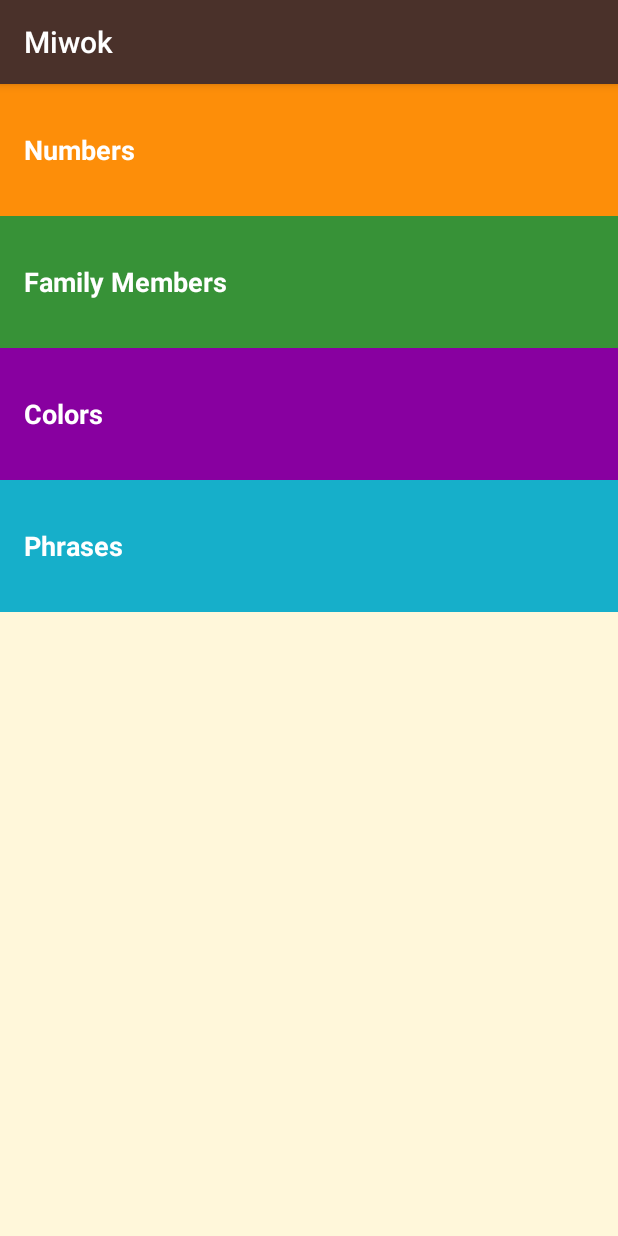
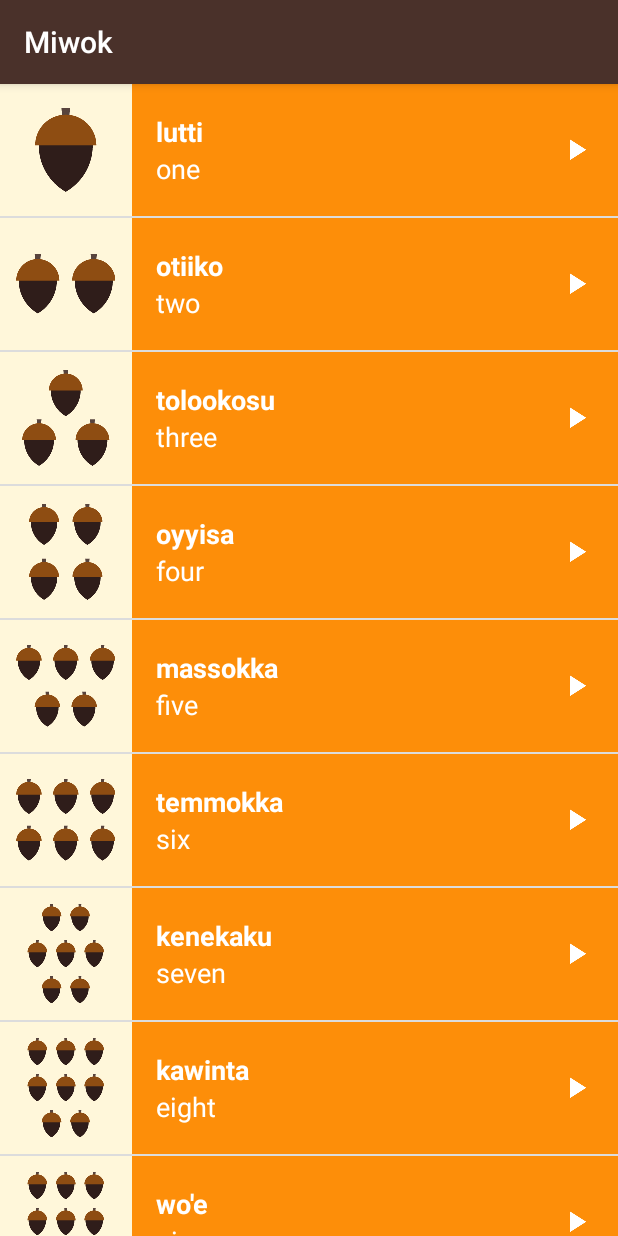
Before and after one commit to carlosughini/Udacity-Android-Basics-Multiscreen-Apps, an Android app: the screen it shows after launch (MainActivity), on a phone screen of 412 x 824 dp. Run offline under Robolectric (Android 15) with nearby library versions, the phone set to English and light mode, and no system bars.

Commit message:
Inserted ViewPager

```diff
--- a/app/src/main/java/com/example/android/miwok/ColorsFragment.java
+++ b/app/src/main/java/com/example/android/miwok/ColorsFragment.java
@@ -59,6 +59,10 @@ public class ColorsFragment extends Fragment {
         }
     };
 
+    public ColorsFragment() {
+        // Required empty public constructor
+    }
+
     @Nullable
     @Override
     public View onCreateView(LayoutInflater inflater, @Nullable ViewGroup container, @Nullable Bundle savedInstanceState) {
@@ -80,7 +84,7 @@ public class ColorsFragment extends Fragment {
 
         // Create and WordAdapter, whose data source is a list of Words. The
         // adaoter knows how to create list items for each item in the list.
-        WordAdapter adapter = new WordAdapter(getActivity(),words,R.color.category_numbers);
+        WordAdapter adapter = new WordAdapter(getActivity(),words,R.color.category_colors);
 
         // Find the ListView object in the view hierarchy of the Activity.
         // There should be a ListView with the view ID called listView, which is declared in the
--- a/app/src/main/java/com/example/android/miwok/FamilyFragment.java
+++ b/app/src/main/java/com/example/android/miwok/FamilyFragment.java
@@ -59,6 +59,10 @@ public class FamilyFragment extends Fragment {
         }
     };
 
+    public FamilyFragment() {
+        // Required empty public constructor
+    }
+
     @Nullable
     @Override
     public View onCreateView(LayoutInflater inflater, @Nullable ViewGroup container, @Nullable Bundle savedInstanceState) {
@@ -82,7 +86,7 @@ public class FamilyFragment extends Fragment {
 
         // Create and WordAdapter, whose data source is a list of Words. The
         // adaoter knows how to create list items for each item in the list.
-        WordAdapter adapter = new WordAdapter(getActivity(),words,R.color.category_numbers);
+        WordAdapter adapter = new WordAdapter(getActivity(),words,R.color.category_family);
 
         // Find the ListView object in the view hierarchy of the Activity.
         // There should be a ListView with the view ID called listView, which is declared in the
--- a/app/src/main/java/com/example/android/miwok/MainActivity.java
+++ b/app/src/main/java/com/example/android/miwok/MainActivity.java
@@ -17,19 +17,29 @@ package com.example.android.miwok;
 
 import android.content.Intent;
 import android.os.Bundle;
+import android.support.v4.view.ViewPager;
 import android.support.v7.app.AppCompatActivity;
 import android.view.View;
 import android.widget.TextView;
 
 public class MainActivity extends AppCompatActivity {
 
+    WordPagerAdapter mWordAdapter;
+
     @Override
     protected void onCreate(Bundle savedInstanceState) {
         super.onCreate(savedInstanceState);
 
         // Set the content of the activity to use the activity_main.xml layout file
-        setContentView(R.layout.activity_main);
+        setContentView(R.layout.view_pager);
 
+        mWordAdapter = new WordPagerAdapter(getSupportFragmentManager());
+
+        ViewPager viewPager = (ViewPager) findViewById(R.id.viewPager);
+
+        viewPager.setAdapter(mWordAdapter);
+
+        /*
         TextView numbers = (TextView) findViewById(R.id.numbers);
         TextView family = (TextView) findViewById(R.id.family);
         TextView colors = (TextView) findViewById(R.id.colors);
@@ -68,6 +78,7 @@ public class MainActivity extends AppCompatActivity {
             }
         });
 
+        */
 
     }
 }
--- a/app/src/main/java/com/example/android/miwok/NumbersFragment.java
+++ b/app/src/main/java/com/example/android/miwok/NumbersFragment.java
@@ -59,6 +59,10 @@ public class NumbersFragment extends Fragment {
             releaseMediaPlayer();
         }
     };
+
+    public NumbersFragment() {
+        // Required empty public constructor
+    }
 
     @Nullable
     @Override
--- a/app/src/main/java/com/example/android/miwok/PhrasesFragment.java
+++ b/app/src/main/java/com/example/android/miwok/PhrasesFragment.java
@@ -55,9 +55,14 @@ public class PhrasesFragment extends Fragment {
     private MediaPlayer.OnCompletionListener mCompletionListener = new MediaPlayer.OnCompletionListener() {
         @Override
         public void onCompletion(MediaPlayer mediaPlayer) {
+            // Now that the sound file has finished playing, release the media player resources.
             releaseMediaPlayer();
         }
     };
+
+    public PhrasesFragment() {
+        // Required empty public constructor
+    }
 
     @Nullable
     @Override
@@ -82,7 +87,7 @@ public class PhrasesFragment extends Fragment {
 
         // Create and WordAdapter, whose data source is a list of Words. The
         // adaoter knows how to create list items for each item in the list.
-        WordAdapter adapter = new WordAdapter(getActivity(),words,R.color.category_numbers);
+        WordAdapter adapter = new WordAdapter(getActivity(),words,R.color.category_phrases);
 
         // Find the ListView object in the view hierarchy of the Activity.
         // There should be a ListView with the view ID called listView, which is declared in the
--- /dev/null
+++ b/app/src/main/java/com/example/android/miwok/WordPagerAdapter.java
@@ -0,0 +1,33 @@
+package com.example.android.miwok;
+
+import android.support.v4.app.Fragment;
+import android.support.v4.app.FragmentManager;
+import android.support.v4.app.FragmentPagerAdapter;
+
+public class WordPagerAdapter extends FragmentPagerAdapter {
+
+    public WordPagerAdapter(FragmentManager fm) {
+        super(fm);
+    }
+
+    @Override
+    public Fragment getItem(int position) {
+        switch (position) {
+            case 0:
+                return new NumbersFragment();
+            case 1:
+                return new FamilyFragment();
+            case 2:
+                return new ColorsFragment();
+            case 3:
+                return new PhrasesFragment();
+                default:
+                    return null;
+        }
+    }
+
+    @Override
+    public int getCount() {
+        return 4;
+    }
+}
--- /dev/null
+++ b/app/src/main/res/layout/view_pager.xml
@@ -0,0 +1,15 @@
+<?xml version="1.0" encoding="utf-8"?>
+<LinearLayout
+    xmlns:android="http://schemas.android.com/apk/res/android"
+    android:id="@+id/content"
+    android:orientation="vertical"
+    android:layout_width="match_parent"
+    android:layout_height="match_parent">
+
+    <android.support.v4.view.ViewPager
+        android:id="@+id/viewPager"
+        android:layout_width="match_parent"
+        android:layout_height="wrap_content">
+    </android.support.v4.view.ViewPager>
+
+</LinearLayout>
```
